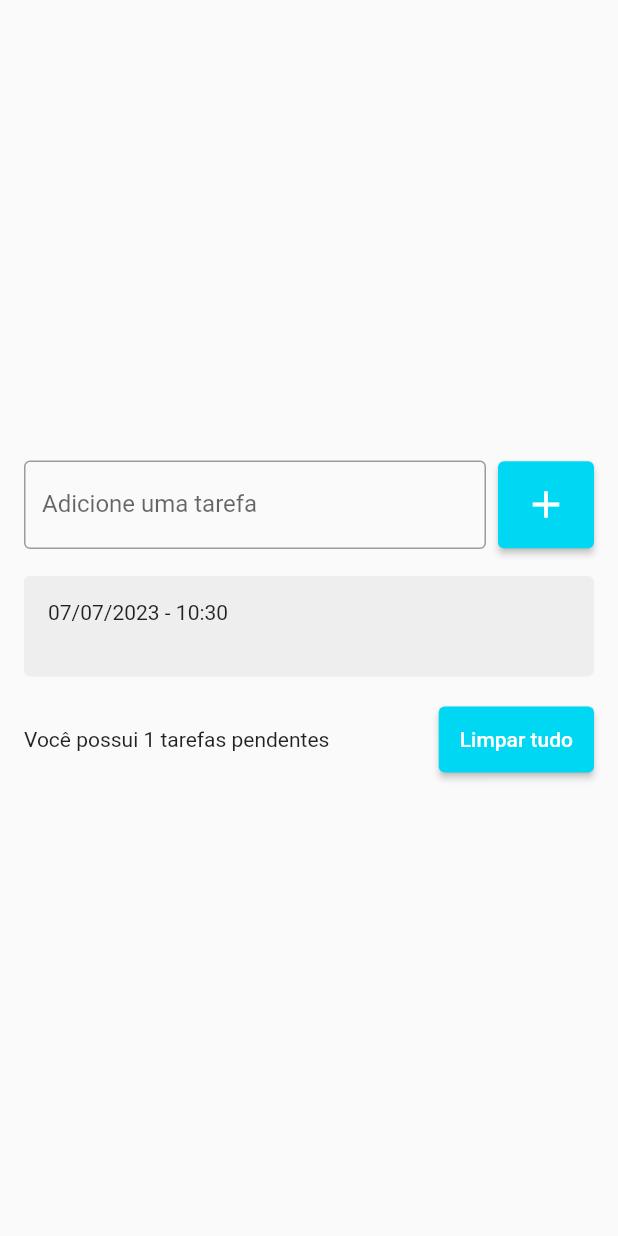
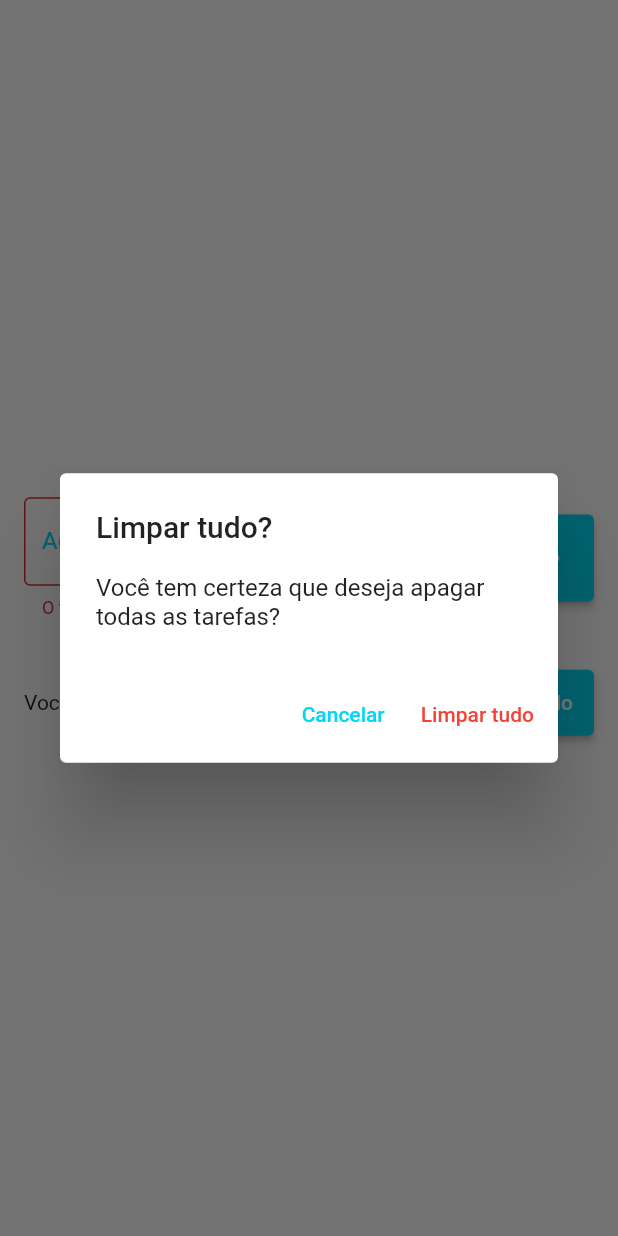
Before and after one commit to mihcristina/todo-list-flutter, a Flutter app: the screen it shows after launch, after a tap on the "add" icon, after a tap on "Limpar tudo", on a phone screen of 412 x 824 dp. Run offline on Flutter 3.47's test engine with Material 2 defaults, Android fonts, the phone set to English and light mode, and no system bars; drawn by our look-alikes of flutter_slidable; our stand-ins replace shared_preferences.

Commit message:
Finaliza aplicativo mobile

```diff
--- a/lib/models/todo.dart
+++ b/lib/models/todo.dart
@@ -1,5 +1,17 @@
 class Todo {
   Todo({required this.title, required this.dateTime});
+
+  Todo.fromJson(Map<String, dynamic> json)
+      : title = json['title'],
+        dateTime = DateTime.parse(json['dateTime']);
+
   String title;
   DateTime dateTime;
+
+  Map<String, dynamic> toJson() {
+    return {
+      'title': title,
+      'dateTime': dateTime.toIso8601String(),
+    };
+  }
 }
--- a/lib/pages/todo_list_page.dart
+++ b/lib/pages/todo_list_page.dart
@@ -1,5 +1,6 @@
 import 'package:flutter/material.dart';
 import 'package:todo_flutter/models/todo.dart';
+import 'package:todo_flutter/repositories/todo_repository.dart';
 
 import '../widgets/todo_list_item.dart';
 
@@ -12,8 +13,24 @@ class TodoListPage extends StatefulWidget {
 
 class _TodoListPageState extends State<TodoListPage> {
   final TextEditingController todoController = TextEditingController();
+  final TodoRepository todoRepository = TodoRepository();
 
   List<Todo> todos = [];
+
+  Todo? deletedTodo;
+  int? deletedTodoPos;
+  String? errorText;
+
+  @override
+  void initState() {
+    super.initState();
+
+    todoRepository.getTodoList().then((value) {
+      setState(() {
+        todos = value;
+      });
+    });
+  }
 
   @override
   Widget build(BuildContext context) {
@@ -30,10 +47,20 @@ class _TodoListPageState extends State<TodoListPage> {
                     Expanded(
                       child: TextField(
                         controller: todoController,
-                        decoration: const InputDecoration(
-                          border: OutlineInputBorder(),
+                        decoration: InputDecoration(
+                          border: const OutlineInputBorder(),
                           labelText: 'Adicione uma tarefa',
-                          hintText: 'Ex. Estudar Swift',
+                          hintText: 'Ex. Estudar Flutter',
+                          errorText: errorText,
+                          focusedBorder: const OutlineInputBorder(
+                            borderSide: BorderSide(
+                              color: Color(0xff00d7f3),
+                              width: 2,
+                            ),
+                          ),
+                          labelStyle: const TextStyle(
+                            color: Color(0xff00d7f3),
+                          ),
                         ),
                       ),
                     ),
@@ -47,14 +74,24 @@ class _TodoListPageState extends State<TodoListPage> {
                       ),
                       onPressed: () {
                         String text = todoController.text;
+
+                        if (text.isEmpty) {
+                          setState(() {
+                            errorText = 'O título não pode ser vazio';
+                          });
+                          return;
+                        }
+
                         setState(() {
                           Todo newTodo = Todo(
                             title: text,
                             dateTime: DateTime.now(),
                           );
                           todos.add(newTodo);
+                          errorText = null;
                         });
                         todoController.clear();
+                        todoRepository.saveTodoList(todos);
                       },
                       child: const Icon(
                         Icons.add,
@@ -91,7 +128,7 @@ class _TodoListPageState extends State<TodoListPage> {
                         backgroundColor: const Color(0xff00d7f3),
                         padding: const EdgeInsets.all(14),
                       ),
-                      onPressed: () {},
+                      onPressed: showDeleteTodosConfirmationDialog,
                       child: const Text('Limpar tudo'),
                     ),
                   ],
@@ -105,8 +142,71 @@ class _TodoListPageState extends State<TodoListPage> {
   }
 
   void onDelete(Todo todo) {
+    deletedTodo = todo;
+    deletedTodoPos = todos.indexOf(todo);
+
     setState(() {
       todos.remove(todo);
     });
+    todoRepository.saveTodoList(todos);
+    ScaffoldMessenger.of(context).clearSnackBars();
+    ScaffoldMessenger.of(context).showSnackBar(
+      SnackBar(
+        content: Text(
+          'Tarefa ${todo.title} foi removida com sucesso!',
+          style: const TextStyle(
+            color: Color(0xff060708),
+          ),
+        ),
+        backgroundColor: Colors.white,
+        action: SnackBarAction(
+          label: 'Desfazer',
+          textColor: const Color(0xff00d7f3),
+          onPressed: () {
+            setState(() {
+              todos.insert(deletedTodoPos!, deletedTodo!);
+            });
+            todoRepository.saveTodoList(todos);
+          },
+        ),
+      ),
+    );
+  }
+
+  void showDeleteTodosConfirmationDialog() {
+    showDialog(
+      context: context,
+      builder: (context) => AlertDialog(
+        title: const Text('Limpar tudo?'),
+        content:
+            const Text('Você tem certeza que deseja apagar todas as tarefas?'),
+        actions: [
+          TextButton(
+            onPressed: () {
+              Navigator.of(context).pop();
+            },
+            style: TextButton.styleFrom(
+              foregroundColor: const Color(0xff00d7f3),
+            ),
+            child: const Text('Cancelar'),
+          ),
+          TextButton(
+            onPressed: () {
+              Navigator.of(context).pop();
+              deleteAllTodos();
+            },
+            style: TextButton.styleFrom(foregroundColor: Colors.red),
+            child: const Text('Limpar tudo'),
+          ),
+        ],
+      ),
+    );
+  }
+
+  void deleteAllTodos() {
+    setState(() {
+      todos.clear();
+    });
+    todoRepository.saveTodoList(todos);
   }
 }
--- /dev/null
+++ b/lib/repositories/todo_repository.dart
@@ -0,0 +1,21 @@
+import 'dart:convert';
+
+import 'package:shared_preferences/shared_preferences.dart';
+
+import '../models/todo.dart';
+
+class TodoRepository {
+  late SharedPreferences sharedPreferences;
+
+  Future<List<Todo>> getTodoList() async {
+    sharedPreferences = await SharedPreferences.getInstance();
+    final String jsonString = sharedPreferences.getString('todo_list') ?? '[]';
+    final List jsonDecoded = json.decode(jsonString) as List;
+    return jsonDecoded.map((e) => Todo.fromJson(e)).toList();
+  }
+
+  void saveTodoList(List<Todo> todos) {
+    final jsonString = json.encode(todos);
+    sharedPreferences.setString('todo_list', jsonString);
+  }
+}
--- a/pubspec.yaml
+++ b/pubspec.yaml
@@ -37,6 +37,7 @@ dependencies:
   cupertino_icons: ^1.0.2
   intl:
   flutter_slidable: ^3.0.0
+  shared_preferences: ^2.2.0
 
 dev_dependencies:
   flutter_test:
```
Also changed, not shown: pubspec.lock, 10 other files.
